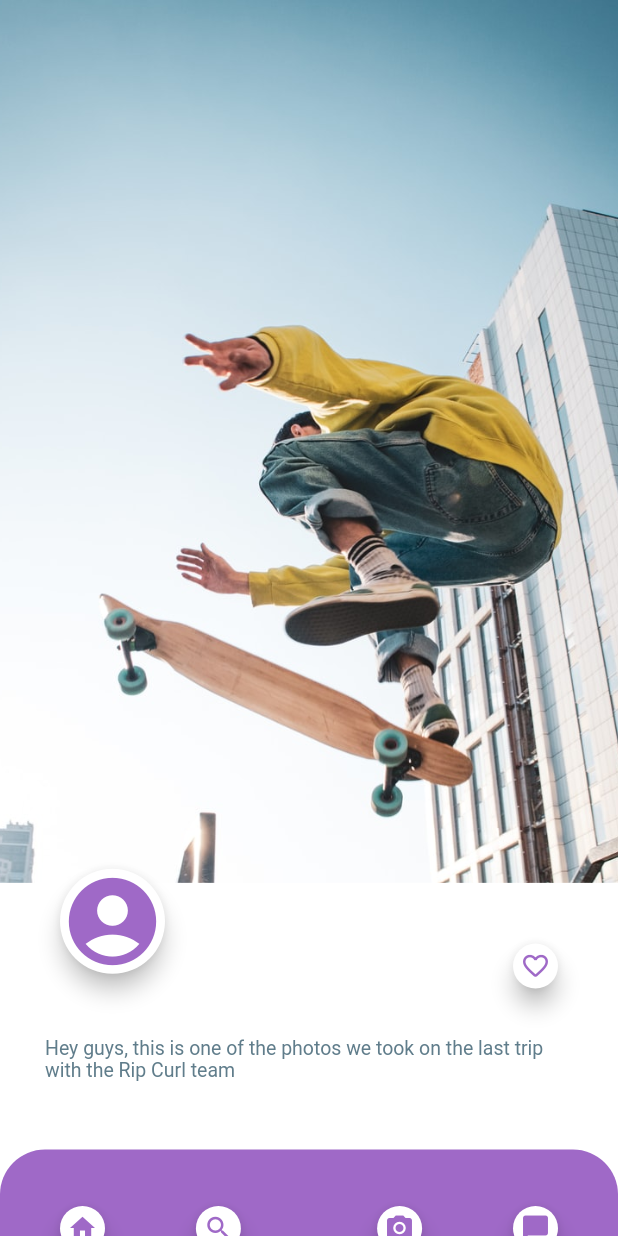
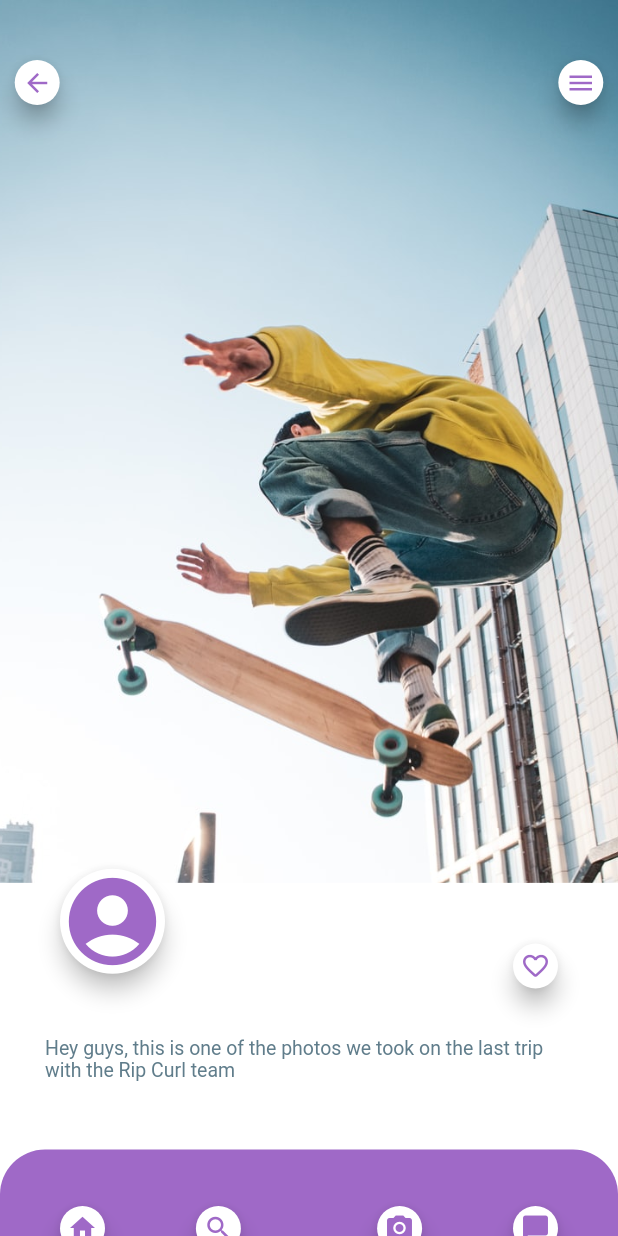
Before and after one commit to oscarrep/SkateboardApp, a Flutter app: the screen it shows after launch, on a phone screen of 412 x 824 dp. Run offline on Flutter 3.47's test engine with Material 2 defaults, Android fonts, the phone set to English and light mode, and no system bars.

Commit message:
back and options buttons

```diff
--- a/skateboard_app/lib/boardPage.dart
+++ b/skateboard_app/lib/boardPage.dart
@@ -24,6 +24,8 @@ class BoardPage extends StatelessWidget{
           _Search(),
           _Photo(),
           _Messages(),
+          _Back(),
+          _Options(),
         ], // children
       ),
     );
@@ -259,6 +261,62 @@ class _Messages extends StatelessWidget {
   }
 }
 
+class _Back extends StatelessWidget {
+  const _Back({
+    Key key,
+  }):super(key: key);
+  @override
+
+  Widget build(BuildContext context) {
+    return Padding(
+      padding: const EdgeInsets.all(40.0),
+      child: Container(
+        alignment: Alignment(-1.2 , -1),
+        child: Container(
+          //alignment: Alignment.centerRight,
+          width: 30,
+          height: 30,
+          child: FloatingActionButton(
+            backgroundColor: Colors.white,
+            mini: true,
+            child: Icon(Icons.arrow_back,
+                color: Theme.of(context).primaryColor, size: 20),
+            onPressed: (){},
+          ),
+        ),
+      ),
+    );
+  }
+}
+
+class _Options extends StatelessWidget {
+  const _Options({
+    Key key,
+  }):super(key: key);
+  @override
+
+  Widget build(BuildContext context) {
+    return Padding(
+      padding: const EdgeInsets.all(40.0),
+      child: Container(
+        alignment: Alignment(1.2 , -1),
+        child: Container(
+          //alignment: Alignment.centerRight,
+          width: 30,
+          height: 30,
+          child: FloatingActionButton(
+            backgroundColor: Colors.white,
+            mini: true,
+            child: Icon(Icons.menu,
+                color: Theme.of(context).primaryColor, size: 20),
+            onPressed: (){},
+          ),
+        ),
+      ),
+    );
+  }
+}
+
 /*class BoardPage extends StatelessWidget {
   final Board board;
   BoardPage(this.board);
```
